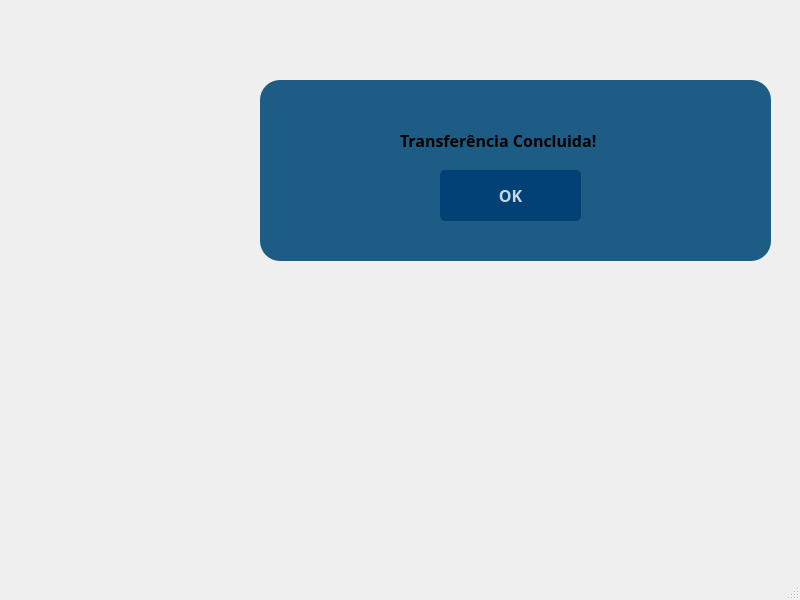
WesleyKennedyCattaneo/stonks_bank, file transferencia_ok.ui: the form before one commit.
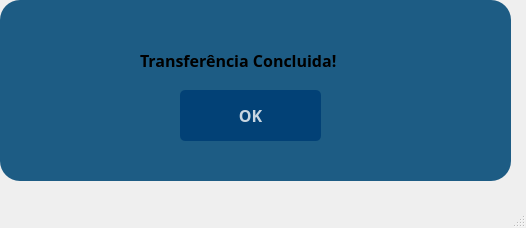
The form after the commit.

Patch:
```diff
--- a/transferencia_ok.ui
+++ b/transferencia_ok.ui
@@ -6,8 +6,8 @@
    <rect>
     <x>0</x>
     <y>0</y>
-    <width>800</width>
-    <height>600</height>
+    <width>526</width>
+    <height>228</height>
    </rect>
   </property>
   <property name="windowTitle">
@@ -17,8 +17,8 @@
    <widget class="QWidget" name="widget" native="true">
     <property name="geometry">
      <rect>
-      <x>260</x>
-      <y>80</y>
+      <x>0</x>
+      <y>0</y>
       <width>511</width>
       <height>181</height>
      </rect>
```
Left out of the diff: 2 changed lines with no effect on the pictures.
